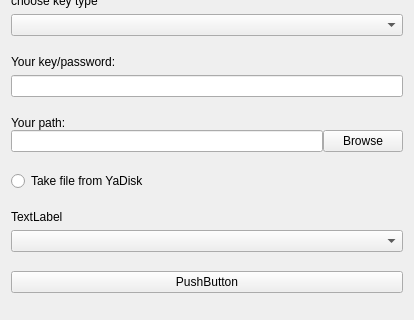
Before: the Qt Designer form forms/file_system.ui in akhmeade/yanileda, drawn with Qt 5; both pictures show x 0 to 414 and y 420 to 740 of the 414 by 740 pixel window.
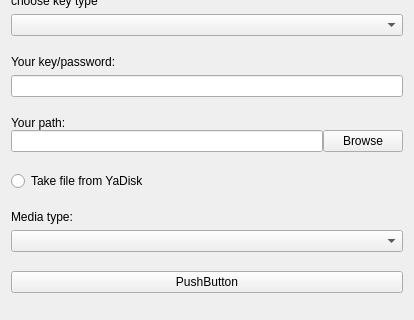
After: the same form once the commit is applied.

Commit message: try add media

Patch:
```diff
--- a/forms/file_system.ui
+++ b/forms/file_system.ui
@@ -217,7 +217,7 @@
             </sizepolicy>
            </property>
            <property name="text">
-            <string>TextLabel</string>
+            <string>Media type:</string>
            </property>
           </widget>
          </item>
```
The commit also changes 2 other files.
